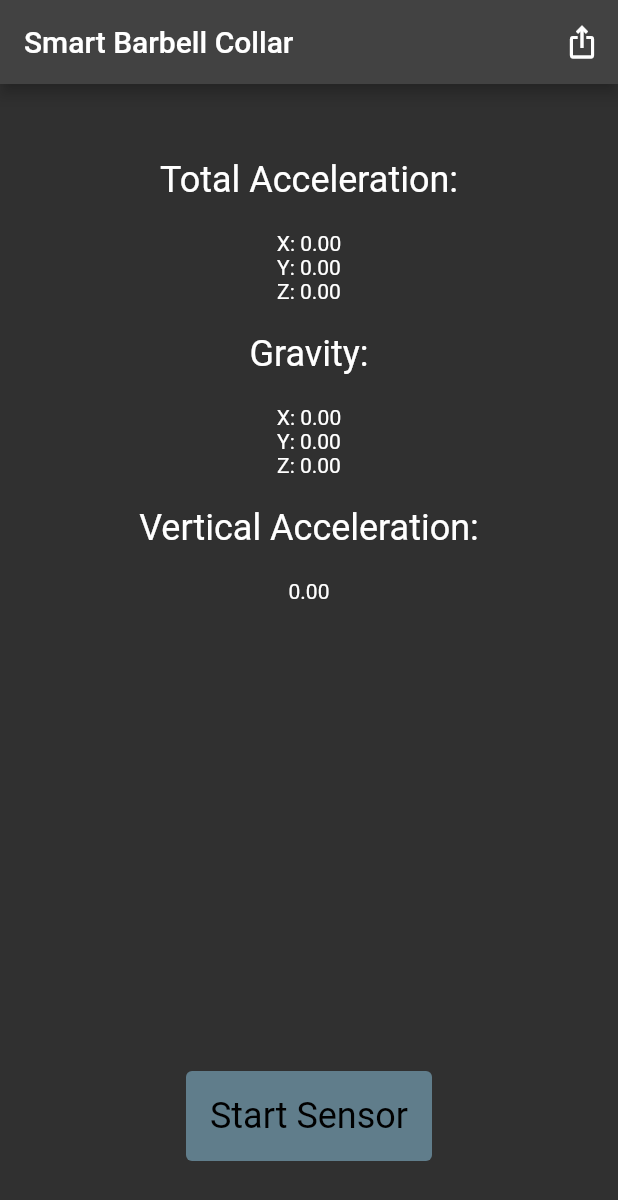
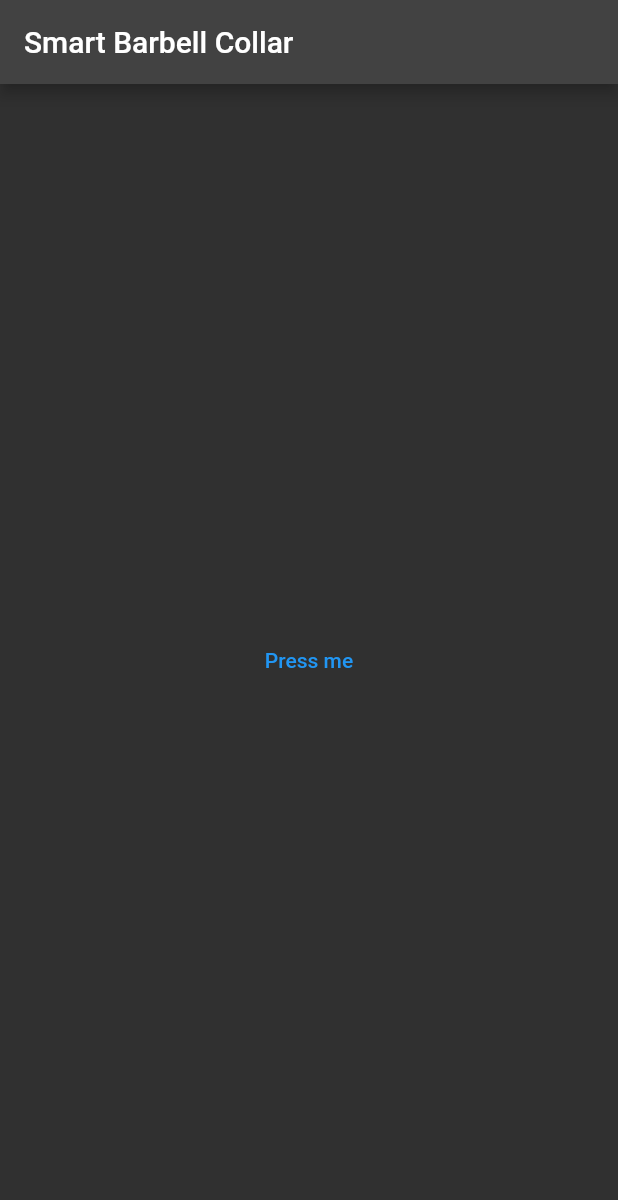
Before and after one commit to calexluke/smart_barbell_collar, a Flutter app: the screen it shows after launch, on a phone screen of 412 x 824 dp. Shown: the top 1200 px of the screen. Run offline on Flutter 3.47's test engine with Material 2 defaults, Android fonts, the phone set to English and light mode, and no system bars; our stand-ins replace sensors_plus, share_plus.

Commit message:
Add new home page, move sensor page to modal sheet

```diff
--- /dev/null
+++ b/lib/home_view.dart
@@ -0,0 +1,48 @@
+import 'package:flutter/material.dart';
+import 'sensor_view.dart';
+
+// Home page - user selects exercise
+
+class HomeView extends StatefulWidget {
+  const HomeView({super.key, required this.title});
+
+  final String title;
+
+  @override
+  State<HomeView> createState() => _HomeViewState();
+}
+
+class _HomeViewState extends State<HomeView> {
+
+  @override
+  Widget build(BuildContext context) {
+    return Scaffold(
+      appBar: AppBar(
+        title: Text(widget.title),
+      ),
+      body: Center(
+        child: Column(
+          mainAxisAlignment: MainAxisAlignment.center,
+          children: <Widget>[
+            TextButton(onPressed: () => {
+              showModalBottomSheet(
+                  isScrollControlled: true,
+                  context: context,
+                  builder: (BuildContext context) {
+                    return Container(
+                        height: MediaQuery.of(context).size.height * 0.8,
+                        child:
+                          SensorViewPage(title: "Access Sensors")
+                    );
+                  }
+              )
+            },
+                child: Text("Press me"),
+            )
+
+          ],
+        ),
+      ),
+    );
+  }
+}
--- a/lib/main.dart
+++ b/lib/main.dart
@@ -1,5 +1,5 @@
 import 'package:flutter/material.dart';
-import 'sensor_view.dart';
+import 'package:smart_barbell_collar/home_view.dart';
 
 void main() {
   runApp(const MyApp());
@@ -18,7 +18,7 @@ class MyApp extends StatelessWidget {
             secondary: Colors.blueGrey,
         )
       ),
-      home: const SensorViewPage(title: 'Smart Barbell Collar'),
+      home: const HomeView(title: 'Smart Barbell Collar'),
     );
   }
 }
--- a/lib/sensor_view.dart
+++ b/lib/sensor_view.dart
@@ -35,6 +35,7 @@ class _SensorViewPageState extends State<SensorViewPage> {
     return Scaffold(
       appBar: AppBar(
         title: Text(widget.title),
+        automaticallyImplyLeading: false, // hides back button in app bar
         actions: [
           IconButton(
           onPressed: writeToCSVFile,
```
